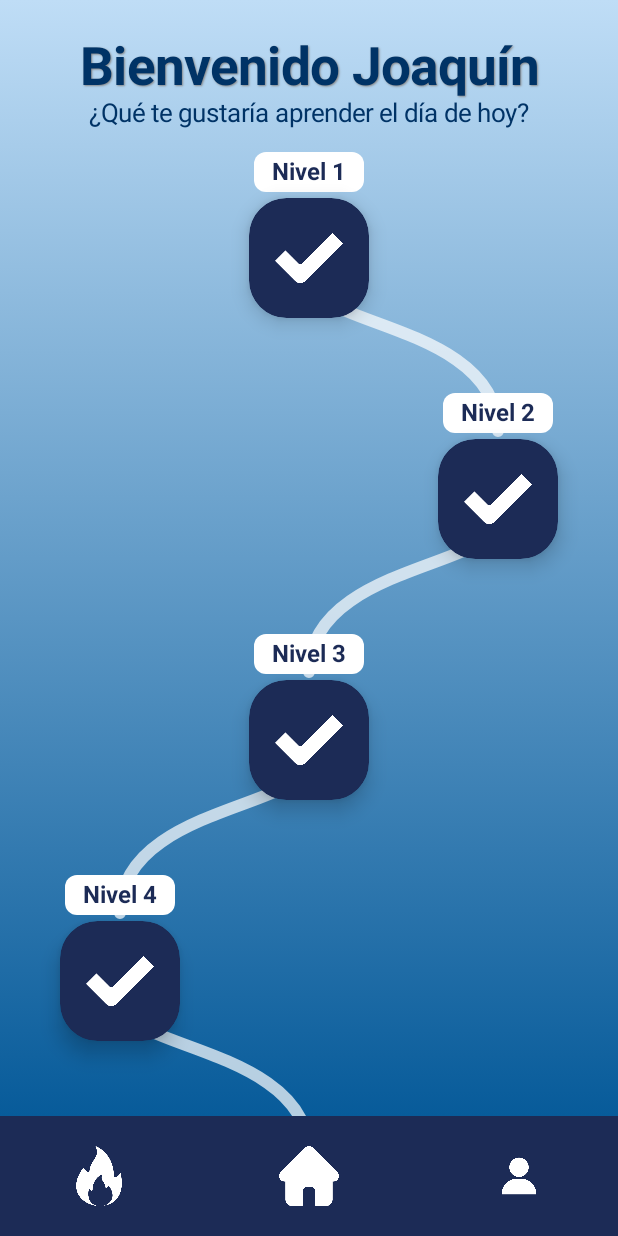
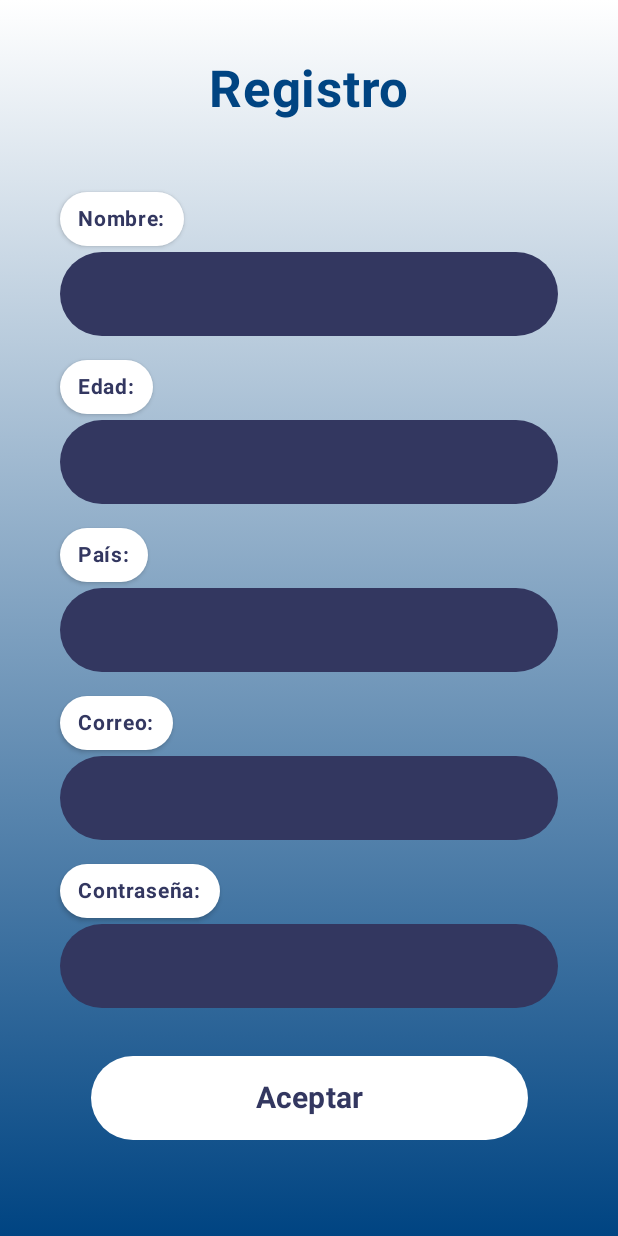
Before and after one commit to Stxphaniee/Coderplus, an Android app built with Jetpack Compose: the screen it shows after launch (MainActivity), after a tap on "¡Empieza ahora!", on a phone screen of 412 x 824 dp. Run offline under Robolectric (Android 15) with nearby library versions, the phone set to English and light mode, and no system bars.

Commit message:
Agregando Pantalla de Registro

```diff
--- a/Coderplus/app/src/main/java/com/pdm/saec/coderplus/model/User.kt
+++ b/Coderplus/app/src/main/java/com/pdm/saec/coderplus/model/User.kt
@@ -2,8 +2,10 @@ package com.pdm.saec.coderplus.model
 
 data class User(
     val name: String,
-    val age: Int,
+    val age: String,
     val country: String,
     val isAdmin: Boolean = false,
-    val currentLevel: Int = 1
+    val currentLevel: Int = 1,
+    val email: String,
+    val password: String
 )
--- a/Coderplus/app/src/main/java/com/pdm/saec/coderplus/navigation/NavGraph.kt
+++ b/Coderplus/app/src/main/java/com/pdm/saec/coderplus/navigation/NavGraph.kt
@@ -26,8 +26,7 @@ fun NavGraph(
         composable(NavigationRoutes.Welcome) {
             WelcomeScreen(
                 onStartClick = {
-                    viewModel.loginAsRegularUser()
-                    navController.navigate(NavigationRoutes.Levels)
+                    navController.navigate(NavigationRoutes.Registro)
                 },
                 onGoogleClick = {
                     viewModel.loginAsAdmin()
@@ -81,10 +80,11 @@ fun NavGraph(
             MainScaffold(navController) { modifier ->
                 val user = viewModel.currentUser ?: User(
                     name = "Invitado",
-                    age = 0,
+                    age = "",
                     country = "Desconocido",
                     isAdmin = false,
-                    currentLevel = 0
+                    email = "",
+                    password = ""
                 )
 
                 ProfileScreen(
@@ -138,5 +138,28 @@ fun NavGraph(
 
             }
         }
+
+        composable(NavigationRoutes.Registro) {
+            val newUser = viewModel.currentUser ?: User(
+                name = "",
+                age = "",
+                country = "",
+                isAdmin = false,
+                email = "",
+                password = ""
+            )
+            Registro(
+                currentUser = newUser,
+                onSave = { updatedUser ->
+                    viewModel.currentUser = updatedUser
+                    navController.navigate(NavigationRoutes.Levels) {
+                        popUpTo(NavigationRoutes.Welcome) { inclusive = true }
+                    }
+                },
+                onCancel = {
+                    navController.popBackStack()
+                }
+            )
+        }
     }
 }
--- a/Coderplus/app/src/main/java/com/pdm/saec/coderplus/navigation/NavigationRoutes.kt
+++ b/Coderplus/app/src/main/java/com/pdm/saec/coderplus/navigation/NavigationRoutes.kt
@@ -17,4 +17,5 @@ object NavigationRoutes {
     const val AdminLevels = "admin_levels"
     const val AddEditQuestion = "add_edit_question"
     const val SearchUser = "search_user"
+    const val Registro = "registro"
 }
--- /dev/null
+++ b/Coderplus/app/src/main/java/com/pdm/saec/coderplus/ui/theme/screens/Registro.kt
@@ -0,0 +1,191 @@
+package com.pdm.saec.coderplus.ui.theme.screens
+
+import androidx.compose.foundation.background
+import androidx.compose.foundation.layout.*
+import androidx.compose.foundation.shape.RoundedCornerShape
+import androidx.compose.foundation.text.KeyboardOptions
+import androidx.compose.material3.*
+import androidx.compose.runtime.*
+import androidx.compose.ui.Alignment
+import androidx.compose.ui.Modifier
+import androidx.compose.ui.graphics.Brush
+import androidx.compose.ui.graphics.Color
+import androidx.compose.ui.text.font.FontWeight
+import androidx.compose.ui.text.input.KeyboardType
+import androidx.compose.ui.text.input.PasswordVisualTransformation
+import androidx.compose.ui.text.input.VisualTransformation
+import androidx.compose.ui.unit.dp
+import androidx.compose.ui.unit.sp
+import com.pdm.saec.coderplus.model.User
+
+@Composable
+fun Registro(
+    currentUser: User,
+    onSave: (User) -> Unit,
+    onCancel: () -> Unit,
+) {
+    var name by remember { mutableStateOf(currentUser.name) }
+    var age by remember { mutableStateOf(currentUser.age.toString()) }
+    var country by remember { mutableStateOf(currentUser.country) }
+    var email by remember { mutableStateOf(currentUser.email) }
+    var password by remember { mutableStateOf(currentUser.password) }
+
+
+    val dataFieldBackgroundColor = Color(0xFF333760)
+    val dataFieldContentColor = Color.White
+
+    val labelTextColor = Color(0xFF333760)
+    val labelCardBackgroundColor = Color.White
+
+    Column(
+        modifier = Modifier
+            .fillMaxSize()
+            .background(
+                Brush.verticalGradient(
+                    listOf(Color(0xFFFFFFFF), Color(0xFF004482))
+                )
+            )
+            .padding(24.dp),
+        horizontalAlignment = Alignment.CenterHorizontally
+    ) {
+
+        Spacer(modifier = Modifier.height(16.dp))
+
+        Text(
+            text = "Registro",
+            fontSize = 34.sp,
+            fontWeight = FontWeight.Bold,
+            color = Color(0xFF004482)
+        )
+
+        Spacer(modifier = Modifier.height(16.dp))
+
+
+        Spacer(modifier = Modifier.height(32.dp))
+
+        @Composable
+        fun LabeledInputField(
+            label: String,
+            value: String,
+            onValueChange: (String) -> Unit,
+            keyboardType: KeyboardType = KeyboardType.Text,
+            visualTransformation: VisualTransformation = VisualTransformation.None // Nuevo parámetro
+        ) {
+            Column(
+                modifier = Modifier
+                    .fillMaxWidth()
+                    .padding(horizontal = 16.dp)
+            ) {
+                Card(
+                    modifier = Modifier
+                        .wrapContentWidth(align = Alignment.Start)
+                        .padding(bottom = 4.dp),
+                    shape = RoundedCornerShape(percent = 50),
+                    colors = CardDefaults.cardColors(containerColor = labelCardBackgroundColor),
+                    elevation = CardDefaults.cardElevation(defaultElevation = 2.dp)
+                ) {
+                    Text(
+                        text = label,
+                        fontSize = 14.sp,
+                        fontWeight = FontWeight.Bold,
+                        color = labelTextColor,
+                        modifier = Modifier.padding(horizontal = 12.dp, vertical = 6.dp)
+                    )
+                }
+
+                OutlinedTextField(
+                    value = value,
+                    onValueChange = onValueChange,
+                    modifier = Modifier.fillMaxWidth(),
+                    colors = OutlinedTextFieldDefaults.colors(
+                        focusedContainerColor = dataFieldBackgroundColor,
+                        unfocusedContainerColor = dataFieldBackgroundColor,
+                        disabledContainerColor = dataFieldBackgroundColor,
+                        errorContainerColor = dataFieldBackgroundColor,
+
+                        focusedBorderColor = Color.Transparent,
+                        unfocusedBorderColor = Color.Transparent,
+                        disabledBorderColor = Color.Transparent,
+                        errorBorderColor = Color.Transparent,
+
+                        cursorColor = dataFieldContentColor,
+                        focusedLabelColor = Color.Transparent,
+                        unfocusedLabelColor = Color.Transparent,
+                        focusedTextColor = dataFieldContentColor,
+                        unfocusedTextColor = dataFieldContentColor
+                    ),
+                    shape = RoundedCornerShape(percent = 50),
+                    keyboardOptions = KeyboardOptions.Default.copy(keyboardType = keyboardType),
+                    singleLine = true,
+                    visualTransformation = visualTransformation
+                )
+                Spacer(modifier = Modifier.height(16.dp))
+            }
+        }
+
+        LabeledInputField(
+            label = "Nombre:",
+            value = name,
+            onValueChange = { name = it }
+        )
+
+        LabeledInputField(
+            label = "Edad:",
+            value = age,
+            onValueChange = { newAge ->
+                if (newAge.all { it.isDigit() } || newAge.isEmpty()) {
+                    age = newAge
+                }
+            },
+            keyboardType = KeyboardType.Number
+        )
+
+        LabeledInputField(
+            label = "País:",
+            value = country,
+            onValueChange = { country = it }
+        )
+
+        LabeledInputField(
+            label = "Correo:",
+            value = email,
+            onValueChange = { email = it },
+            keyboardType = KeyboardType.Email
+        )
+
+        LabeledInputField(
+            label = "Contraseña:",
+            value = password,
+            onValueChange = { password = it },
+            keyboardType = KeyboardType.Password,
+            visualTransformation = PasswordVisualTransformation()
+        )
+
+        Spacer(modifier = Modifier.height(16.dp))
+
+        Button(
+            onClick = {
+                val updatedUser = currentUser.copy(
+                    name = name,
+                    age = age,
+                    country = country,
+                    email = email,
+                    password = password
+                )
+                onSave(updatedUser)
+            },
+            modifier = Modifier
+                .fillMaxWidth(0.8f)
+                .height(56.dp),
+            shape = RoundedCornerShape(28.dp),
+            colors = ButtonDefaults.buttonColors(containerColor =  Color(0xFFFFFFFF) )
+        ) {
+            Text(
+                text = "Aceptar",
+                color = Color(0xFF333760),
+                fontSize = 20.sp,
+                fontWeight = FontWeight.Bold
+            )
+        }
+    }
+}
```
Also changed, not shown: Coderplus/app/src/main/java/com/pdm/saec/coderplus/ui/theme/screens/EditProfileScreen.kt (+130 -84 lines), Coderplus/app/src/main/java/com/pdm/saec/coderplus/ui/theme/screens/LockedLevelsScreen.kt (deleted, +0 -92 lines), Coderplus/app/src/main/java/com/pdm/saec/coderplus/viewmodel/MainViewModel.kt (+8 -4 lines).
